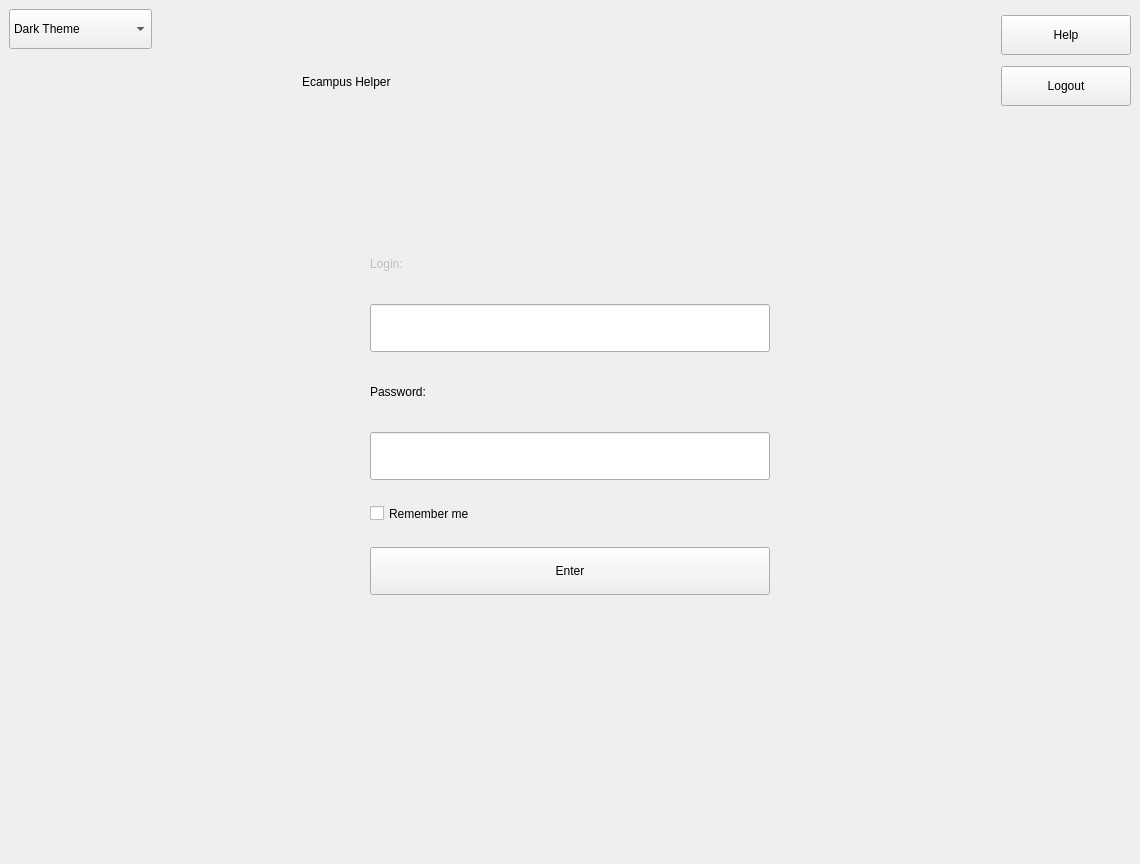
First picture: the form in main/UI/main.ui, repository Demonim/Simargl-Study-Project, before the edit.
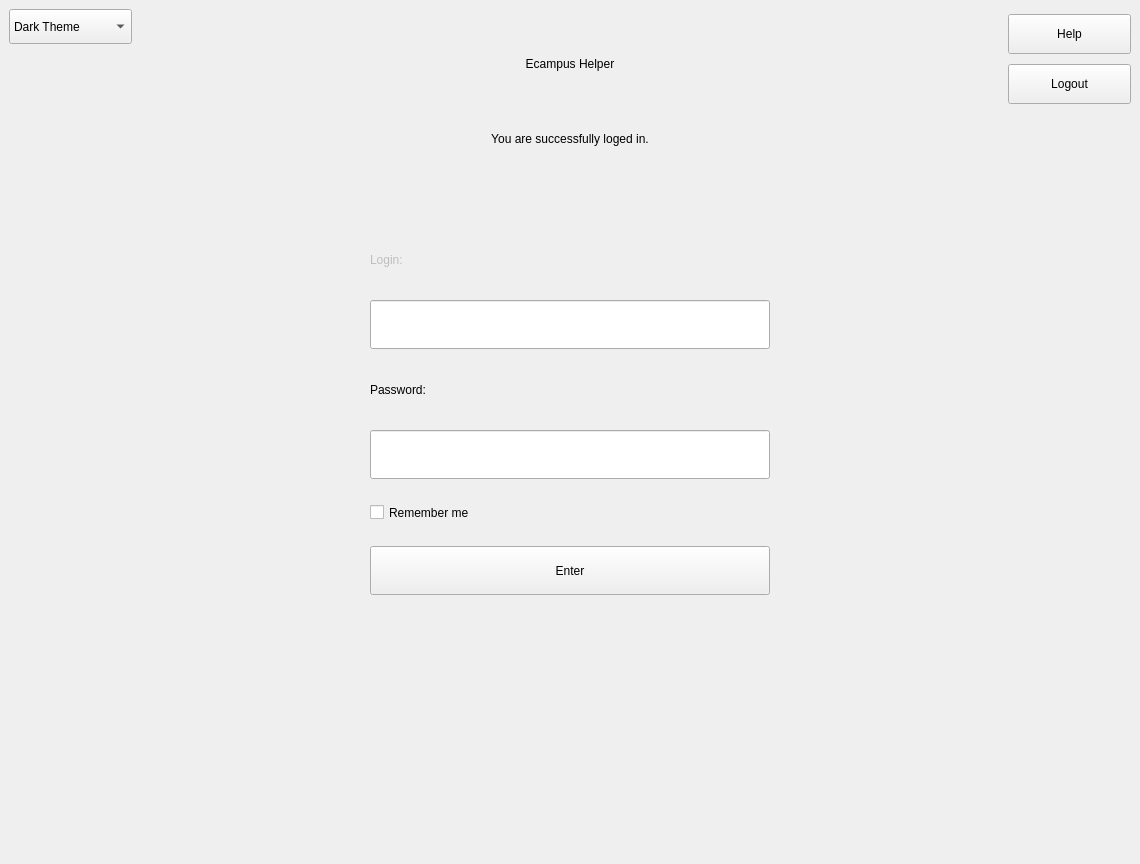
Second picture: the form after the edit.

```diff
--- a/main/UI/main.ui
+++ b/main/UI/main.ui
@@ -32,9 +32,9 @@
    <property name="styleSheet">
     <string notr="true"/>
    </property>
-   <layout class="QVBoxLayout" name="verticalLayout_4" stretch="2,9">
+   <layout class="QVBoxLayout" name="verticalLayout_5" stretch="2,10">
     <item>
-     <layout class="QHBoxLayout" name="horizontalLayout">
+     <layout class="QHBoxLayout" name="horizontalLayout" stretch="2,2,10,2,2">
       <item>
        <layout class="QVBoxLayout" name="verticalLayout">
         <property name="spacing">
@@ -126,6 +126,8 @@
        </spacer>
       </item>
       <item>
+       <layout class="QVBoxLayout" name="verticalLayout_4">
+        <item>
        <widget class="QLabel" name="Ecampus">
         <property name="sizePolicy">
          <sizepolicy hsizetype="Expanding" vsizetype="Fixed">
@@ -136,19 +138,52 @@
         <property name="minimumSize">
          <size>
           <width>550</width>
+            <height>100</height>
+           </size>
+          </property>
+          <property name="maximumSize">
+           <size>
+            <width>930</width>
           <height>140</height>
          </size>
         </property>
-        <property name="maximumSize">
-         <size>
-          <width>930</width>
-          <height>200</height>
-         </size>
-        </property>
         <property name="text">
          <string>Ecampus Helper</string>
         </property>
-       </widget>
+          <property name="alignment">
+           <set>Qt::AlignmentFlag::AlignCenter</set>
+          </property>
+         </widget>
+        </item>
+        <item>
+         <widget class="QLabel" name="Ecampus_2">
+          <property name="sizePolicy">
+           <sizepolicy hsizetype="Expanding" vsizetype="Fixed">
+            <horstretch>0</horstretch>
+            <verstretch>0</verstretch>
+           </sizepolicy>
+          </property>
+          <property name="minimumSize">
+           <size>
+            <width>550</width>
+            <height>25</height>
+           </size>
+          </property>
+          <property name="maximumSize">
+           <size>
+            <width>930</width>
+            <height>20</height>
+           </size>
+          </property>
+          <property name="text">
+           <string>You are successfully loged in.</string>
+          </property>
+          <property name="alignment">
+           <set>Qt::AlignmentFlag::AlignCenter</set>
+          </property>
+         </widget>
+        </item>
+       </layout>
       </item>
       <item>
        <spacer name="horizontalSpacer_3">
```
Lines whose indentation alone changed are shown as unchanged.
